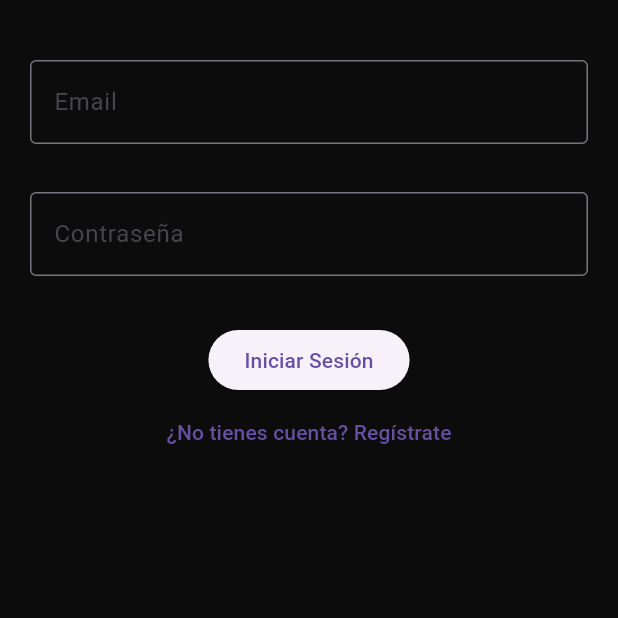
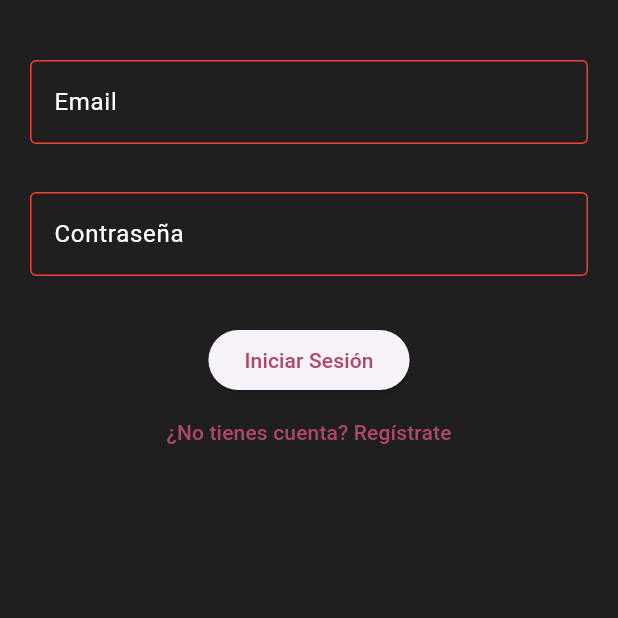
Before and after one commit to Jesus1397/Flutter_rive_login, a Flutter app: the screen it shows after launch, after a tap on "Iniciar Sesión", on a phone screen of 412 x 824 dp, the top half of it. Run offline on Flutter 3.47's test engine with Material 3 defaults, Android fonts, the phone set to English and light mode, and no system bars; our stand-ins replace rive.

Commit message:
fix: changes

```diff
--- a/lib/main.dart
+++ b/lib/main.dart
@@ -14,7 +14,7 @@ class MyApp extends StatelessWidget {
       home: Scaffold(
         body: SafeArea(
           child: Scaffold(
-            backgroundColor: Color.fromARGB(255, 12, 12, 12),
+            backgroundColor: Color.fromARGB(255, 31, 31, 31),
             body: LoginScreen(),
           ),
         ),
--- a/lib/screens/login_screen.dart
+++ b/lib/screens/login_screen.dart
@@ -10,7 +10,7 @@ class LoginScreen extends StatefulWidget {
 }
 
 class _LoginScreenState extends State<LoginScreen> {
-  var riveUrl = 'assets/animated_login_character.riv';
+  final riveUrl = 'assets/animated_login_character.riv';
   StateMachineController? stateMachineController;
   SMITrigger? failTrigger;
   SMITrigger? successTrigger;
@@ -19,36 +19,67 @@ class _LoginScreenState extends State<LoginScreen> {
   SMINumber? lookNum;
   Artboard? artboard;
 
-  var emailController = TextEditingController();
-  var passwordController = TextEditingController();
+  final emailController = TextEditingController();
+  final passwordController = TextEditingController();
+  final emailFocusNode = FocusNode();
+  final passwordFocusNode = FocusNode();
+
+  Color emailBorderColor = Colors.white;
+  Color passwordBorderColor = Colors.white;
 
   @override
   void initState() {
-    rootBundle.load(riveUrl).then((value) {
-      final file = RiveFile.import(value);
+    super.initState();
+    _loadRiveFile();
+
+    emailFocusNode.addListener(_handleFocusChange);
+    passwordFocusNode.addListener(_handleFocusChange);
+  }
+
+  void _handleFocusChange() {
+    if (!emailFocusNode.hasFocus && !passwordFocusNode.hasFocus) {
+      isChecking?.change(false);
+      isHandsUp?.change(false);
+    }
+  }
+
+  Future<void> _loadRiveFile() async {
+    final data = await rootBundle.load(riveUrl);
+    final file = RiveFile.import(data);
     final art = file.mainArtboard;
     stateMachineController =
         StateMachineController.fromArtboard(art, 'Login Machine');
 
     if (stateMachineController != null) {
       art.addController(stateMachineController!);
+      _initializeStateMachineInputs();
+    }
+
+    setState(() {
+      artboard = art;
+    });
+  }
+
+  void _initializeStateMachineInputs() {
     for (var element in stateMachineController!.inputs) {
-          if (element.name == 'isChecking') {
+      switch (element.name) {
+        case 'isChecking':
           isChecking = element as SMIBool;
-          } else if (element.name == 'isHandsUp') {
+          break;
+        case 'isHandsUp':
           isHandsUp = element as SMIBool;
-          } else if (element.name == 'trigSuccess') {
+          break;
+        case 'trigSuccess':
           successTrigger = element as SMITrigger;
-          } else if (element.name == 'trigFail') {
+          break;
+        case 'trigFail':
           failTrigger = element as SMITrigger;
-          } else if (element.name == 'numLook') {
+          break;
+        case 'numLook':
           lookNum = element as SMINumber;
+          break;
       }
     }
-      }
-      setState(() => artboard = art);
-    });
-    super.initState();
   }
 
   void lookAround() {
@@ -57,7 +88,7 @@ class _LoginScreenState extends State<LoginScreen> {
     lookNum?.change(0);
   }
 
-  void moveEyes(value) {
+  void moveEyes(String value) {
     lookNum?.change(value.length.toDouble());
   }
 
@@ -66,16 +97,26 @@ class _LoginScreenState extends State<LoginScreen> {
     isChecking?.change(false);
   }
 
+  void cancelCurrentAnimation() {
+    isHandsUp?.change(false);
+    isChecking?.change(false);
+  }
+
   void loginClick() {
-    isChecking?.change(false);
-    isHandsUp?.change(false);
+    cancelCurrentAnimation();
+
+    setState(() {
       if (emailController.text == 'email' &&
           passwordController.text == 'password') {
         successTrigger?.fire();
+        emailBorderColor = Colors.green;
+        passwordBorderColor = Colors.green;
       } else {
         failTrigger?.fire();
+        emailBorderColor = Colors.red;
+        passwordBorderColor = Colors.red;
       }
-    setState(() {});
+    });
   }
 
   @override
@@ -88,14 +129,20 @@ class _LoginScreenState extends State<LoginScreen> {
             if (artboard != null)
               Column(
                 children: [
-                  SizedBox(
+                  Container(
+                    decoration: const BoxDecoration(
+                      border: Border(
+                        bottom: BorderSide(
+                          color: Colors.white,
+                          width: 2.0,
+                        ),
+                      ),
+                      color: Colors.black,
+                    ),
                     height: 300,
                     width: 500,
-                    child: Rive(
-                      artboard: artboard!,
+                    child: Rive(artboard: artboard!),
                   ),
-                  ),
-                  const Divider(height: 1),
                 ],
               ),
             Padding(
@@ -104,41 +151,65 @@ class _LoginScreenState extends State<LoginScreen> {
                 children: [
                   TextField(
                     controller: emailController,
-                    style: const TextStyle(
+                    style: const TextStyle(color: Colors.white),
+                    decoration: InputDecoration(
+                      labelText: 'Email',
+                      labelStyle: const TextStyle(
                         color: Colors.white,
                       ),
-                    decoration: const InputDecoration(
-                      labelText: 'Email',
-                      border: OutlineInputBorder(),
+                      border: const OutlineInputBorder(),
+                      enabledBorder: OutlineInputBorder(
+                        borderSide: BorderSide(color: emailBorderColor),
                       ),
-                    onChanged: (value) {
-                      moveEyes(value);
-                    },
+                      focusedBorder: OutlineInputBorder(
+                        borderSide: BorderSide(color: emailBorderColor),
+                      ),
+                    ),
+                    onChanged: moveEyes,
                     onTap: lookAround,
+                    focusNode: emailFocusNode,
                   ),
                   const SizedBox(height: 32),
                   TextField(
                     controller: passwordController,
-                    decoration: const InputDecoration(
+                    decoration: InputDecoration(
                       labelText: 'Contraseña',
-                      border: OutlineInputBorder(),
-                    ),
-                    style: const TextStyle(
+                      labelStyle: const TextStyle(
                         color: Colors.white,
                       ),
+                      border: const OutlineInputBorder(),
+                      enabledBorder: OutlineInputBorder(
+                        borderSide: BorderSide(color: passwordBorderColor),
+                      ),
+                      focusedBorder: OutlineInputBorder(
+                        borderSide: BorderSide(color: passwordBorderColor),
+                      ),
+                    ),
+                    style: const TextStyle(color: Colors.white),
                     obscureText: true,
                     onTap: handUpOnEyes,
+                    onChanged: (value) => handUpOnEyes,
+                    focusNode: passwordFocusNode,
                   ),
                   const SizedBox(height: 32),
                   ElevatedButton(
-                    onPressed: () {
-                      loginClick();
-                    },
-                    child: const Text('Iniciar Sesión'),
+                    onPressed: loginClick,
+                    style: const ButtonStyle(),
+                    child: const Text(
+                      'Iniciar Sesión',
+                      style: TextStyle(
+                        color: Color(0xFFB04863),
+                      ),
+                    ),
                   ),
                   TextButton(
                     onPressed: () {},
-                    child: const Text('¿No tienes cuenta? Regístrate'),
+                    child: const Text(
+                      '¿No tienes cuenta? Regístrate',
+                      style: TextStyle(
+                        color: Color(0xFFB04863),
+                      ),
+                    ),
                   ),
                 ],
               ),
```
Lines whose indentation alone changed are shown as unchanged.
